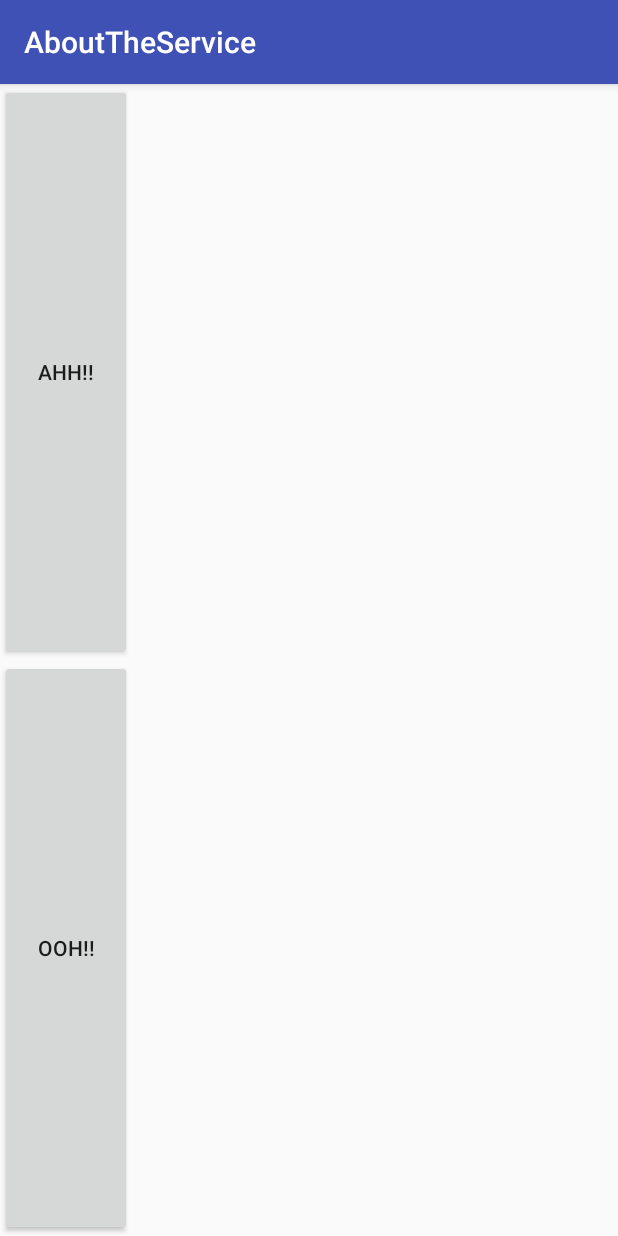
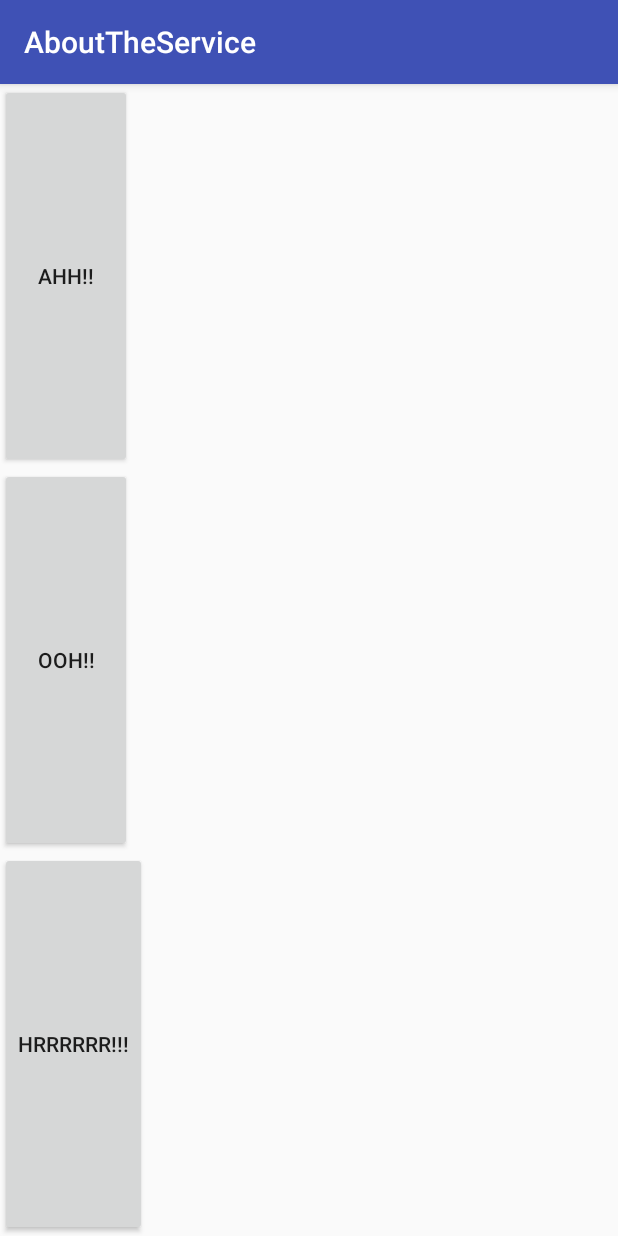
Before and after one commit to dlee67/SecondPracticeBucket, an Android app: the screen it shows after launch (MainActivity), on a phone screen of 412 x 824 dp. Run offline under Robolectric (Android 15) with nearby library versions, the phone set to English and light mode, and no system bars.

Commit message:
The usual.

```diff
--- a/AboutTheService/app/src/main/res/layout/activity_main.xml
+++ b/AboutTheService/app/src/main/res/layout/activity_main.xml
@@ -5,11 +5,11 @@
     android:layout_width="match_parent"
     android:layout_height="match_parent"
     tools:context=".MainActivity">
-
     <LinearLayout
         android:layout_width="match_parent"
         android:layout_height="match_parent"
         android:orientation="vertical">
+
         <Button
             android:layout_width="wrap_content"
             android:layout_height="wrap_content"
@@ -23,6 +23,12 @@
             android:text="Ooh!!"
             android:onClick="stopService"
             android:layout_weight="1"/>
+
+        <Button
+            android:layout_height="wrap_content"
+            android:layout_width="wrap_content"
+            android:text="HRRRRrr!!!"
+            android:onClick="startIntentService"
+            android:layout_weight="1"/>
     </LinearLayout>
-
 </android.support.constraint.ConstraintLayout>
```
Also changed, not shown: AboutTheService/app/src/main/java/com/example/bob/abouttheservice/SomeIntentService.java (+9 -2 lines).
